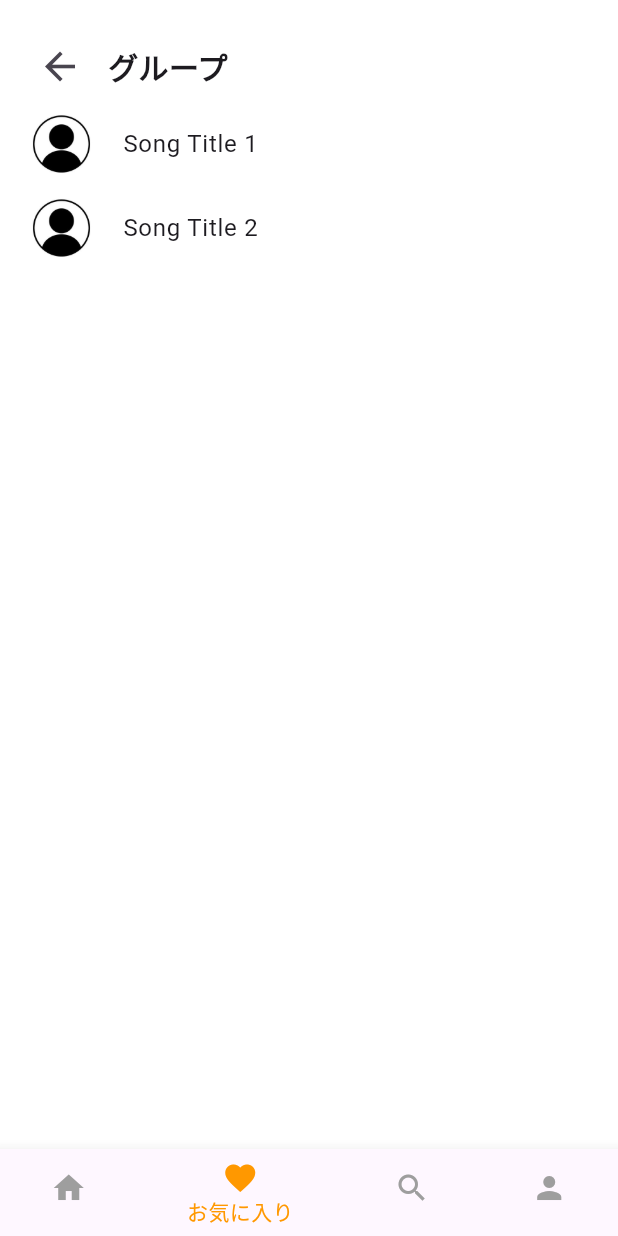
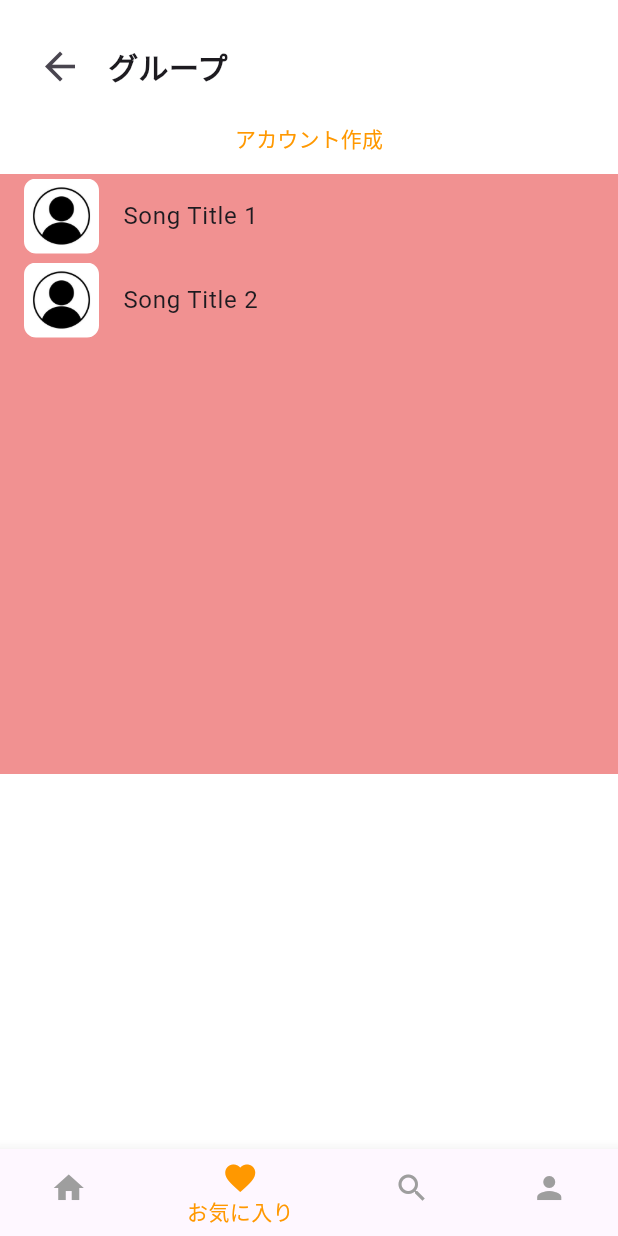
Before and after one commit to Ktento/breman-front, a Flutter app: the GroupView screen opened directly, on a phone screen of 412 x 824 dp. Run offline on Flutter 3.47's test engine with Material 3 defaults, Android fonts, the phone set to English and light mode, and no system bars; missing offline and left inert: dart:ffi.

Commit message:
グループ一覧作成

```diff
--- a/lib/group_view.dart
+++ b/lib/group_view.dart
@@ -6,6 +6,7 @@
 import 'login.dart' as global;
 import 'song_search.dart';
 import 'account_profile.dart';
+import 'add_group.dart';
 
 class GroupView extends StatefulWidget {
   @override
@@ -54,8 +55,28 @@
               ),
             ),
 
-            // お気に入りの曲リスト
-            ListView.builder(
+            //グループ作成
+            Container(
+              child: TextButton(
+                child: const Text('アカウント作成'),
+                style: TextButton.styleFrom(
+                  foregroundColor: Colors.orange,
+                ),
+                onPressed: () {
+                  Navigator.push(
+                    context,
+                    MaterialPageRoute(builder: (context) => AddGroup()),
+                  );
+                },
+              ),
+            ),
+
+            // グループリスト
+            Container(
+              color: const Color.fromARGB(158, 233, 78, 78),
+              width: MediaQuery.of(context).size.width,
+              height: 400,
+              child: ListView.builder(
                 shrinkWrap: true,
                 physics: NeverScrollableScrollPhysics(),
                 itemCount: GroupViews.length,
@@ -66,13 +87,14 @@
                       child: Image.asset(
                         GroupViews[index]['image']!,
                         fit: BoxFit.cover,
-                      width: 50,  // 幅を指定
+                        width: 50, // 幅を指定
                         height: 50, // 高さを指定
                       ),
                     ),
                     title: Text(GroupViews[index]['title']!),
                   );
                 },
+              ),
             ),
           ],
         ),
```
Lines whose indentation alone changed are shown as unchanged.
